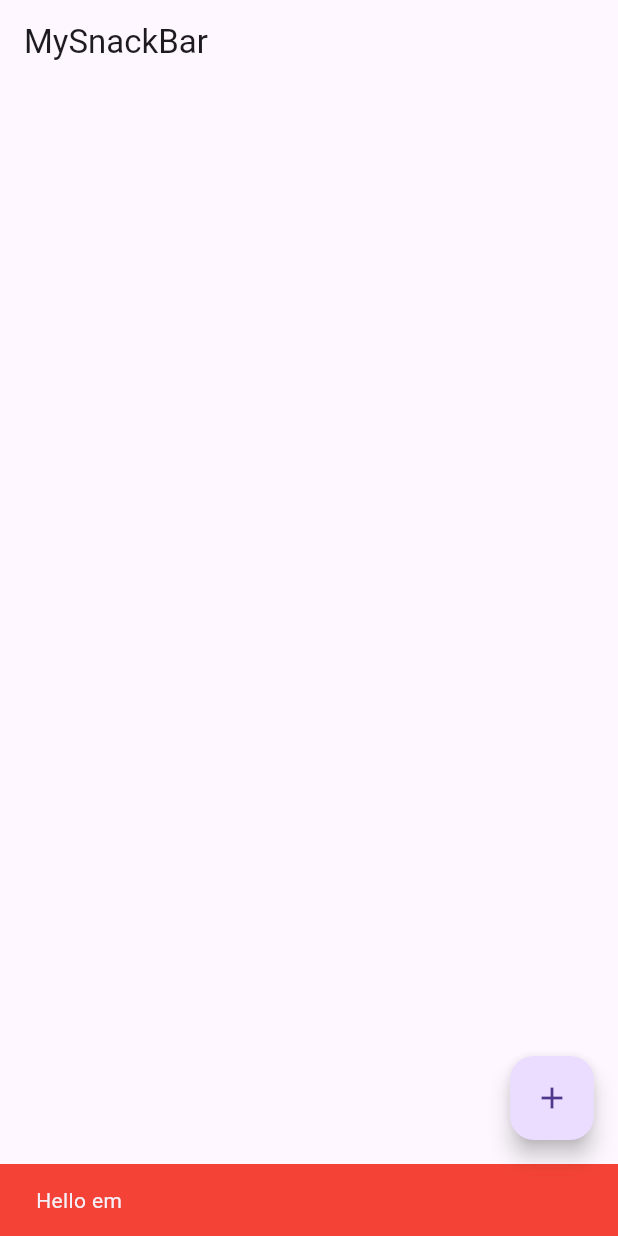
After one commit to vhing004/Flutter-Learn, a Flutter app: the MySnackBar screen opened directly, after a tap on the "add" icon, on a phone screen of 412 x 824 dp. The commit adds this screen. Run offline on Flutter 3.47's test engine with Material 3 defaults, Android fonts, the phone set to English and light mode, and no system bars.

Commit message:
snackbar

```diff
--- a/lib/main.dart
+++ b/lib/main.dart
@@ -133,13 +133,13 @@
 // }
 
 import 'package:flutter/material.dart';
-import 'package:my_app_to_learn/widget/Button/RadioBtn.dart';
+import 'package:my_app_to_learn/widget/SnackBar.dart';
 
 void main() {
   runApp(MaterialApp(
     debugShowCheckedModeBanner: false, // ko Bị hiện thanh debug
     home: SafeArea(
-      //SafeArea để nó ko bị đè lên status bar.
+      // SafeArea để nó ko bị đè lên status bar.
       child: Scaffold(
         // đại diện cho khung màn hình.
         appBar: AppBar(
@@ -153,7 +153,8 @@ void main() {
             ),
           ),
         ),
-          body: const MyRadio()),
+        body: const MySnackBar(),
+      ),
     ),
   ));
 }
--- /dev/null
+++ b/lib/widget/SnackBar.dart
@@ -0,0 +1,25 @@
+import 'package:flutter/material.dart';
+
+class MySnackBar extends StatelessWidget {
+  const MySnackBar({super.key});
+
+  @override
+  Widget build(BuildContext context) {
+    return Scaffold(
+      appBar: AppBar(
+        title: const Text("MySnackBar"),
+      ),
+      floatingActionButton: FloatingActionButton(
+        child: const Icon(Icons.add),
+        onPressed: () {
+          var mySnack = const SnackBar(
+            content: Text("Hello em"),
+            duration: Duration(seconds: 1),
+            backgroundColor: Colors.red,
+          );
+          ScaffoldMessenger.of(context).showSnackBar(mySnack);
+        },
+      ),
+    );
+  }
+}
```
Also changed, not shown: lib/widget/GridView.dart (+28 -0 lines). Lines whose indentation alone changed are shown as unchanged.
